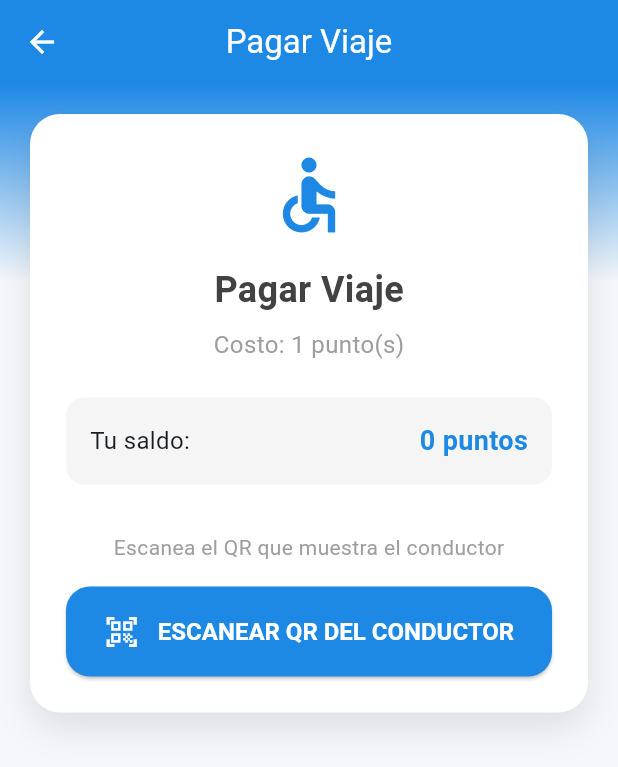
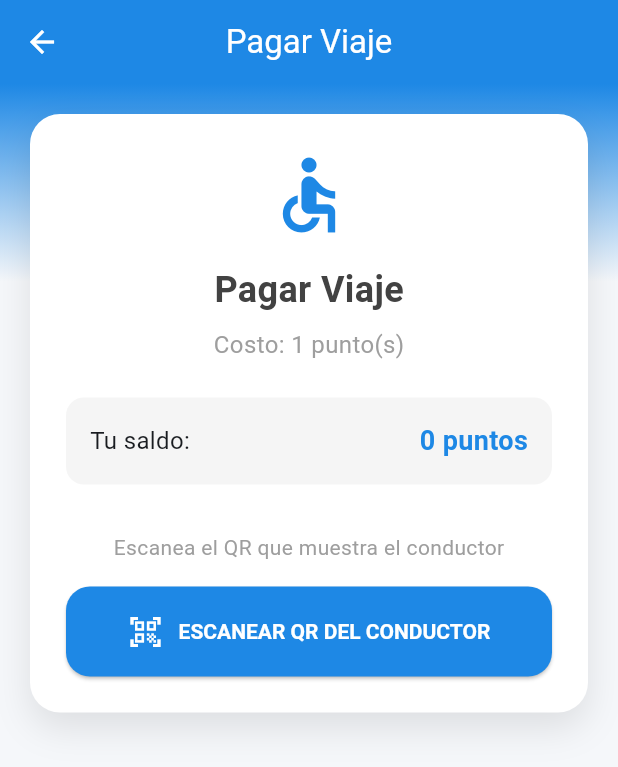
Before and after one commit to condorisebastian/mi-proyecto, a Flutter app: the PayTripScreen screen opened directly, on a phone screen of 412 x 824 dp. Shown: the top 767 px of the screen. Run offline on Flutter 3.47's test engine with Material 3 defaults, Android fonts, the phone set to English and light mode, and no system bars; our stand-ins replace cloud_firestore, firebase_auth, firebase_core, qr_flutter, shared_preferences; missing offline and left inert: flutter_nfc_kit, mobile_scanner, ndef; accounts and stored records are empty.

Commit message:
fix: boton ESCANEAR QR DEL CONDUCTOR en Pagar Viaje - se elimina el desbordamiento (franjas rojas/amarillas) permitiendo que el texto se distribuya en dos lineas con Flexible, texto centrado y fuente ajustada; el boton se adapta al ancho disponible sin cortes

```diff
--- a/transita_bolivia/lib/screens/passenger/pay_trip_screen.dart
+++ b/transita_bolivia/lib/screens/passenger/pay_trip_screen.dart
@@ -127,17 +127,24 @@ class _PayTripScreenState extends State<PayTripScreen> {
                             shape: RoundedRectangleBorder(
                               borderRadius: BorderRadius.circular(16),
                             ),
+                            padding: const EdgeInsets.symmetric(horizontal: 12),
                           ),
                           child: const Row(
+                            mainAxisSize: MainAxisSize.min,
                             mainAxisAlignment: MainAxisAlignment.center,
                             children: [
                               Icon(Icons.qr_code_scanner, size: 24),
-                              SizedBox(width: 12),
-                              Text(
-                                'ESCANEAR QR DEL CONDUCTOR',
-                                style: TextStyle(
-                                  fontSize: 16,
-                                  fontWeight: FontWeight.bold,
+                              SizedBox(width: 10),
+                              Flexible(
+                                child: Text(
+                                  'ESCANEAR QR DEL CONDUCTOR',
+                                  textAlign: TextAlign.center,
+                                  maxLines: 2,
+                                  overflow: TextOverflow.ellipsis,
+                                  style: TextStyle(
+                                    fontSize: 14,
+                                    fontWeight: FontWeight.bold,
+                                  ),
                                 ),
                               ),
                             ],
```
